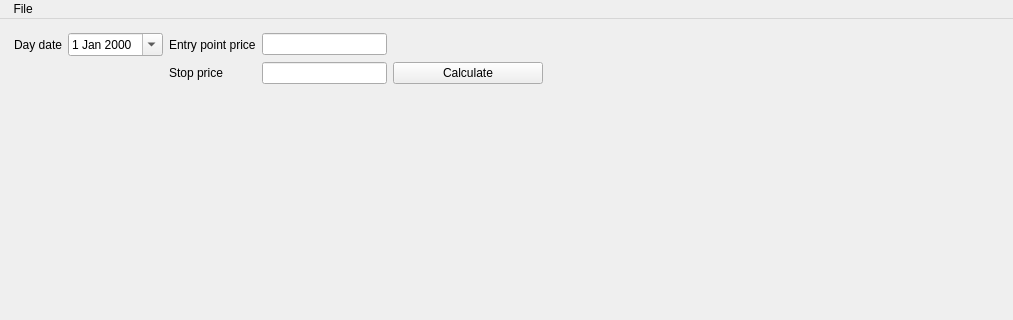
Before: the Qt Designer form chart.ui in gryabov/backtest_utils, drawn with Qt 5; both pictures show x 0 to 1013 and y 0 to 320 of the 1013 by 644 pixel window.
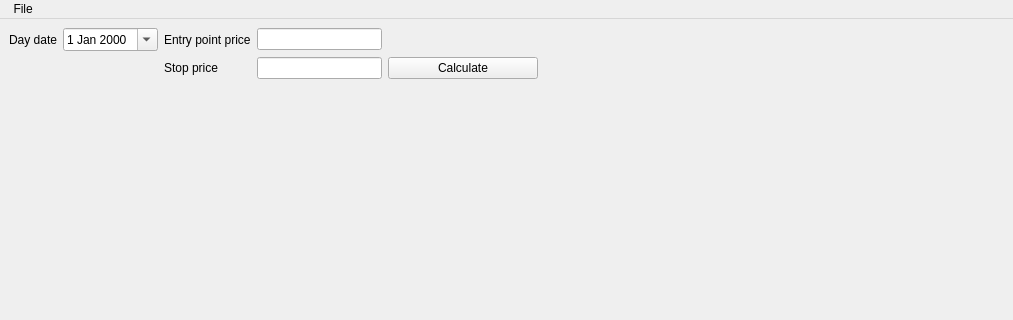
After: the same form once the commit is applied.

Commit message: Remove redundant layout

```diff
--- a/chart.ui
+++ b/chart.ui
@@ -20,24 +20,7 @@
      <verstretch>0</verstretch>
     </sizepolicy>
    </property>
-   <layout class="QVBoxLayout" name="verticalLayout_2">
-    <item>
      <layout class="QVBoxLayout" name="verticalLayout">
-      <property name="sizeConstraint">
-       <enum>QLayout::SetNoConstraint</enum>
-      </property>
-      <property name="leftMargin">
-       <number>5</number>
-      </property>
-      <property name="topMargin">
-       <number>5</number>
-      </property>
-      <property name="rightMargin">
-       <number>5</number>
-      </property>
-      <property name="bottomMargin">
-       <number>5</number>
-      </property>
       <item>
        <layout class="QGridLayout" name="gridLayout">
         <item row="1" column="6">
@@ -131,8 +114,6 @@
            <string>Day date</string>
           </property>
          </widget>
-        </item>
-       </layout>
       </item>
      </layout>
     </item>
```
Lines whose indentation alone changed are shown as unchanged.
